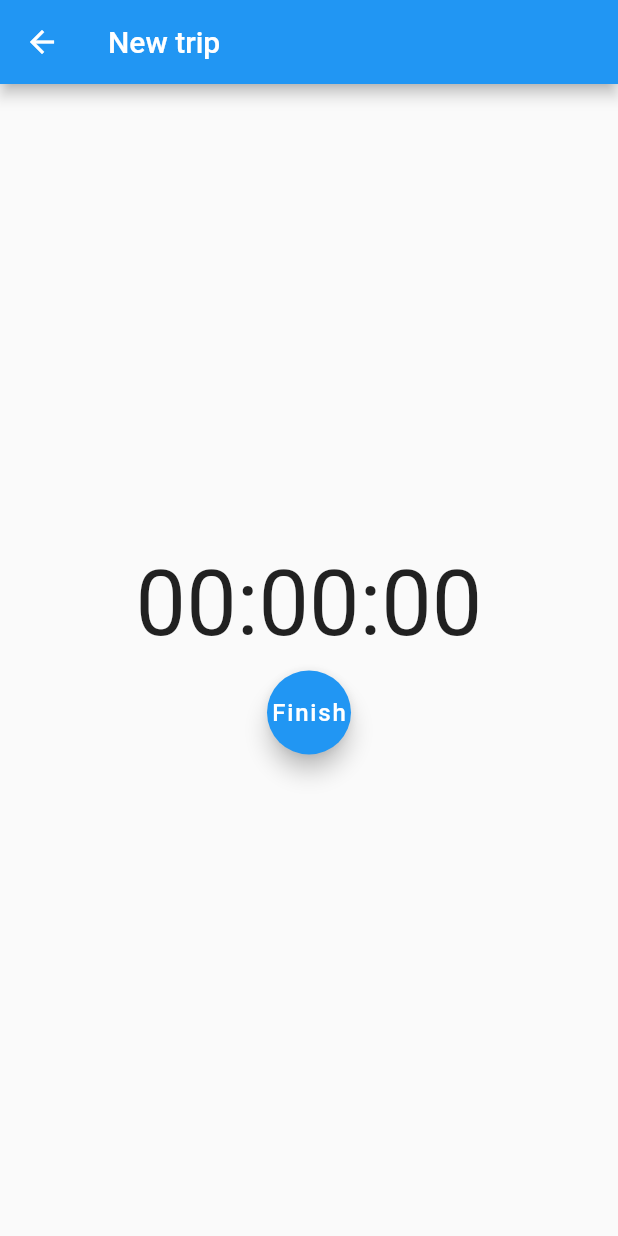
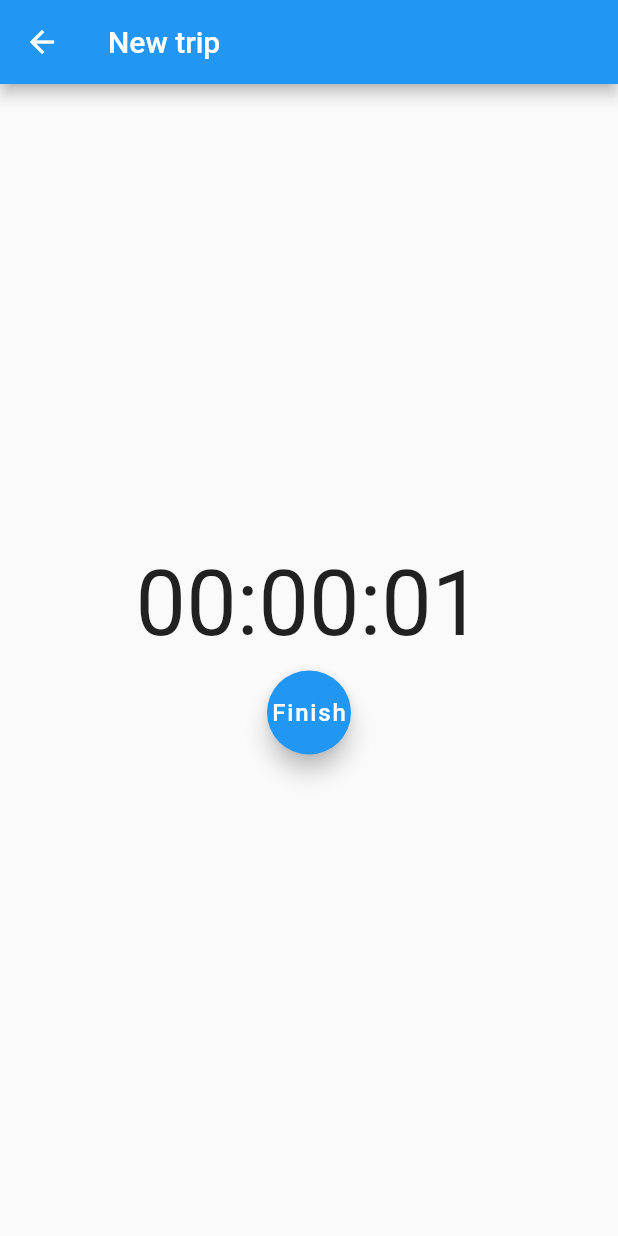
Before and after one commit to edterhaar/tripTracker, a Flutter app: the TimerPage screen opened directly, after a tap on "Start", on a phone screen of 412 x 824 dp. Run offline on Flutter 3.47's test engine with Material 2 defaults, Android fonts, the phone set to English and light mode, and no system bars; our stand-ins replace sqflite; accounts and stored records are empty.

Commit message:
Fixed slow time bug

```diff
--- a/lib/TimerPage.dart
+++ b/lib/TimerPage.dart
@@ -8,7 +8,7 @@ class TimerPage extends StatefulWidget {
 }
 
 class TimerPageState extends State<TimerPage> {
-  Stopwatch _stopwatch = new Stopwatch();
+  DateTime startTime;
   Timer _timer;
   final String _title = "New trip";
 
@@ -35,14 +35,14 @@ class TimerPageState extends State<TimerPage> {
           children: <Widget>[
             new Center(
               child: new Text(
-                TimerTextFormatter.format(_stopwatch.elapsedMilliseconds),
+                TimerTextFormatter.format(differenceInTime().inMilliseconds),
                 style: new TextStyle(fontSize: 60.0),
               ),
             ),
             new Padding(
               padding: const EdgeInsets.symmetric(vertical: 10.0),
               child: new FloatingActionButton(
-                  child: new Text(_stopwatch.isRunning ? "Finish" : "Start",
+                  child: new Text(startTime == null ? "Start" : "Finish",
                       style: new TextStyle(fontSize: 16.0)),
                   onPressed: buttonPressed),
             ),
@@ -52,17 +52,22 @@ class TimerPageState extends State<TimerPage> {
 
   void buttonPressed() {
     setState(() {
-      if (_stopwatch.isRunning) {
-        _stopwatch.stop();
-        Navigator.of(context).pop(new Trip(_stopwatch.elapsed, new DateTime.now()));
+      if (startTime == null) {
+        startTime = new DateTime.now();
       } else {
-        _stopwatch.start();
+        Navigator.of(context).pop(new Trip(differenceInTime(), new DateTime.now()));
       }
     });
   }
 
   void onTick(Timer t) {
     setState(() {});
+  }
+
+  Duration differenceInTime() {
+    if (startTime == null) return new Duration(seconds: 0);
+
+    return new DateTime.now().difference(startTime);
   }
 }
 
```
